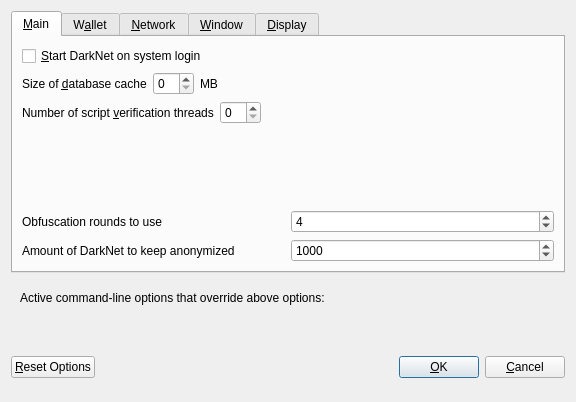
The window that src/qt/forms/optionsdialog.ui (eons-finance/ALQO) describes before a commit, drawn with Qt 5.
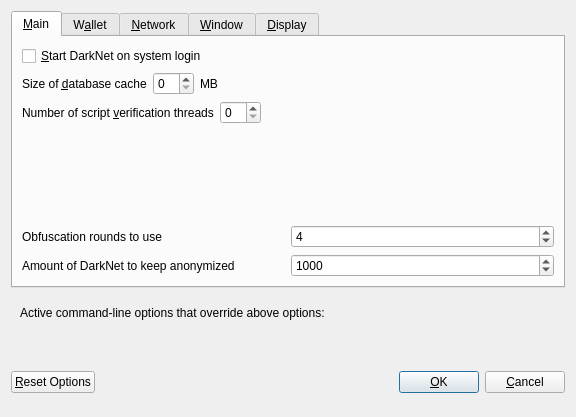
The same window after the commit. Custom widgets are drawn as their Qt base class.

Diff of the .ui file:
```diff
--- a/src/qt/forms/optionsdialog.ui
+++ b/src/qt/forms/optionsdialog.ui
@@ -7,7 +7,7 @@
     <x>0</x>
     <y>0</y>
     <width>576</width>
-    <height>402</height>
+    <height>417</height>
    </rect>
   </property>
   <property name="windowTitle">
@@ -184,10 +184,10 @@
          <item>
           <widget class="QSpinBox" name="anonymizeDarknet">
            <property name="minimum">
-            <number>2</number>
+            <number>100</number>
            </property>
            <property name="maximum">
-            <number>2000</number>
+            <number>100000</number>
            </property>
            <property name="singleStep">
             <number>10</number>
```
Left out of the diff: 2 changed lines with no effect on the pictures.
